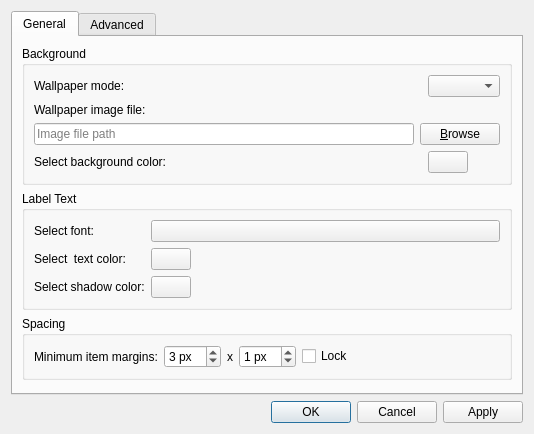
Old version of the form pcmanfm/desktop-preferences.ui in the repository lxqt/pcmanfm-qt.
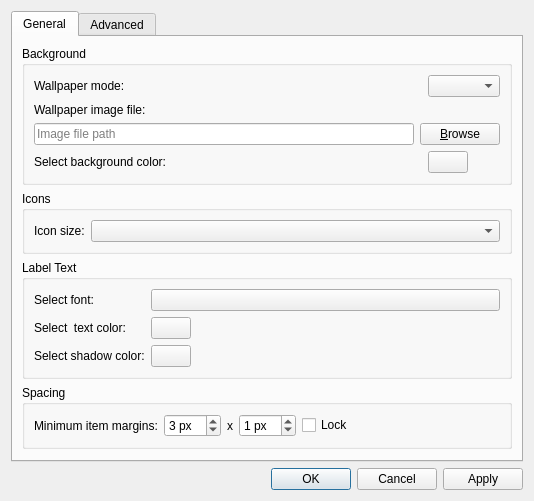
New version of the form. Custom widgets are drawn as their Qt base class.

Commit message:
Add setting for Desktop con size
Since Desktop has its own font and spacing settings, it seems logical to give it a separate setting for icon size too (see https://github.com/lxde/pcmanfm-qt/issues/334#issuecomment-205264654).

```diff
--- a/pcmanfm/desktop-preferences.ui
+++ b/pcmanfm/desktop-preferences.ui
@@ -113,6 +113,25 @@
          </layout>
         </widget>
        </item>
+       <item>
+        <widget class="QGroupBox" name="groupBox_5">
+         <property name="title">
+          <string>Icons</string>
+         </property>
+         <layout class="QFormLayout" name="formLayout">
+          <item row="0" column="0">
+           <widget class="QLabel" name="label_9">
+            <property name="text">
+             <string>Icon size:</string>
+            </property>
+           </widget>
+          </item>
+          <item row="0" column="1">
+           <widget class="QComboBox" name="iconSize"/>
+          </item>
+         </layout>
+        </widget>
+       </item>
        <item>
         <widget class="QGroupBox" name="groupBox">
          <property name="title">
```
The commit also changes 4 other files.
